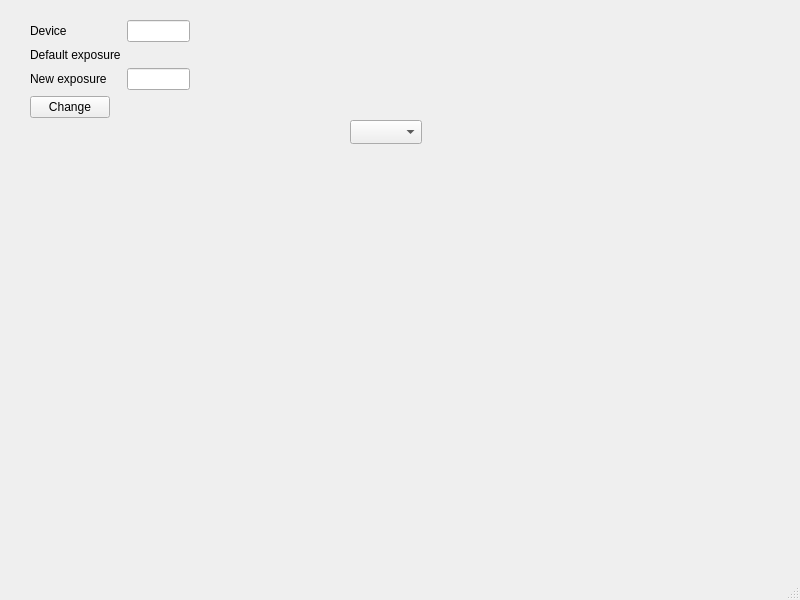
Above: src/webcam_settings.ui from antonioborondo/webcam_settings before the change. Below: the same form after it.
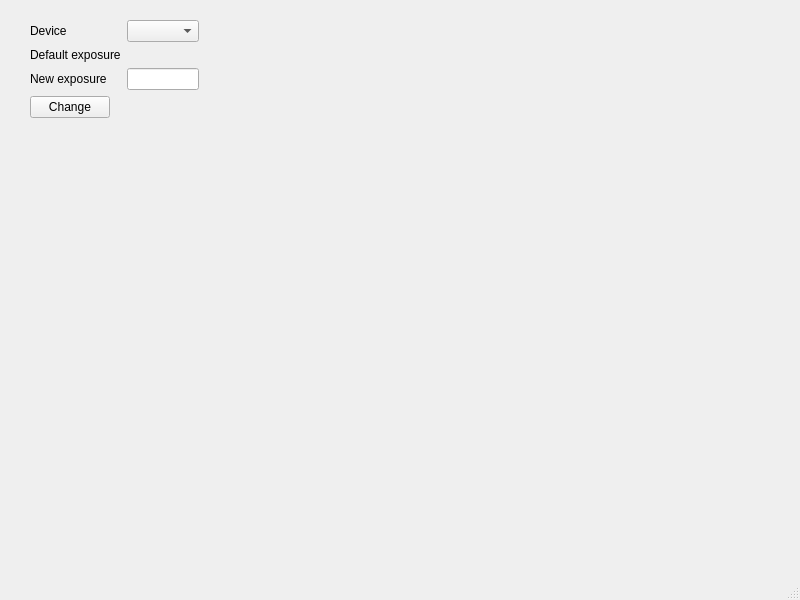
That is the form after the change.

Patch:
```diff
--- a/src/webcam_settings.ui
+++ b/src/webcam_settings.ui
@@ -19,7 +19,7 @@
      <rect>
       <x>30</x>
       <y>20</y>
-      <width>160</width>
+      <width>169</width>
       <height>108</height>
      </rect>
     </property>
@@ -31,9 +31,6 @@
        </property>
       </widget>
      </item>
-     <item row="0" column="1">
-      <widget class="QLineEdit" name="m_device_value"/>
-     </item>
      <item row="1" column="0">
       <widget class="QLabel" name="m_default_exposure_label">
        <property name="text">
@@ -65,18 +62,11 @@
        </property>
       </widget>
      </item>
+     <item row="0" column="1">
+      <widget class="QComboBox" name="m_devices"/>
+     </item>
     </layout>
    </widget>
-   <widget class="QComboBox" name="comboBox">
-    <property name="geometry">
-     <rect>
-      <x>350</x>
-      <y>120</y>
-      <width>72</width>
-      <height>24</height>
-     </rect>
-    </property>
-   </widget>
   </widget>
   <widget class="QMenuBar" name="menubar">
    <property name="geometry">
```
